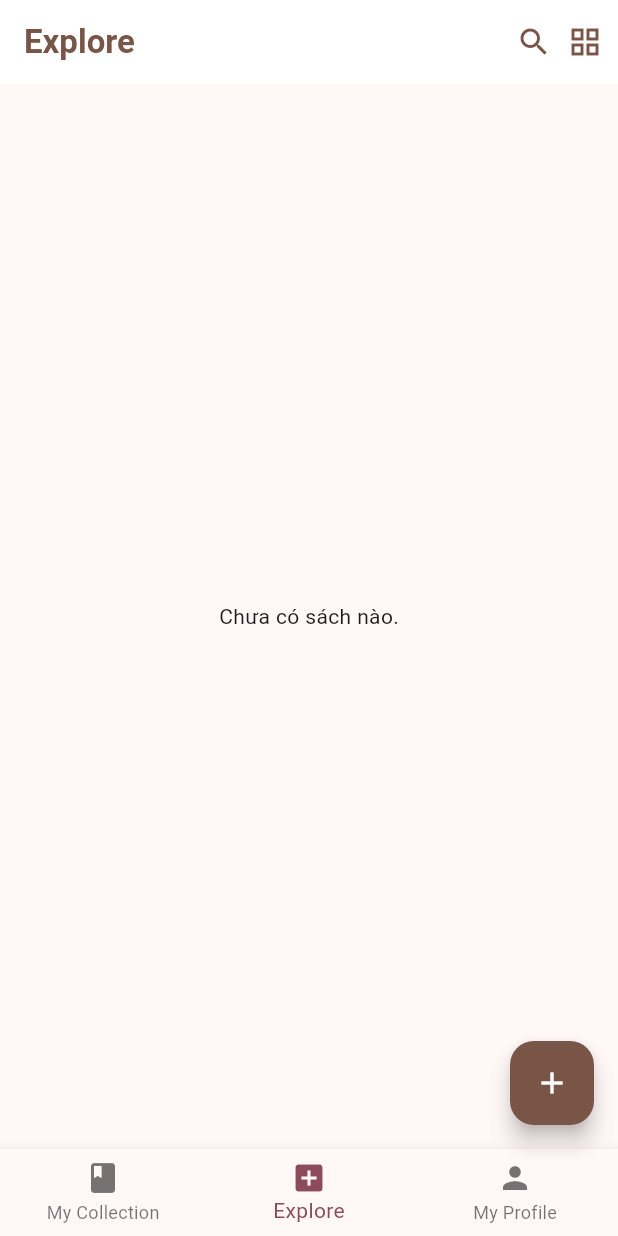
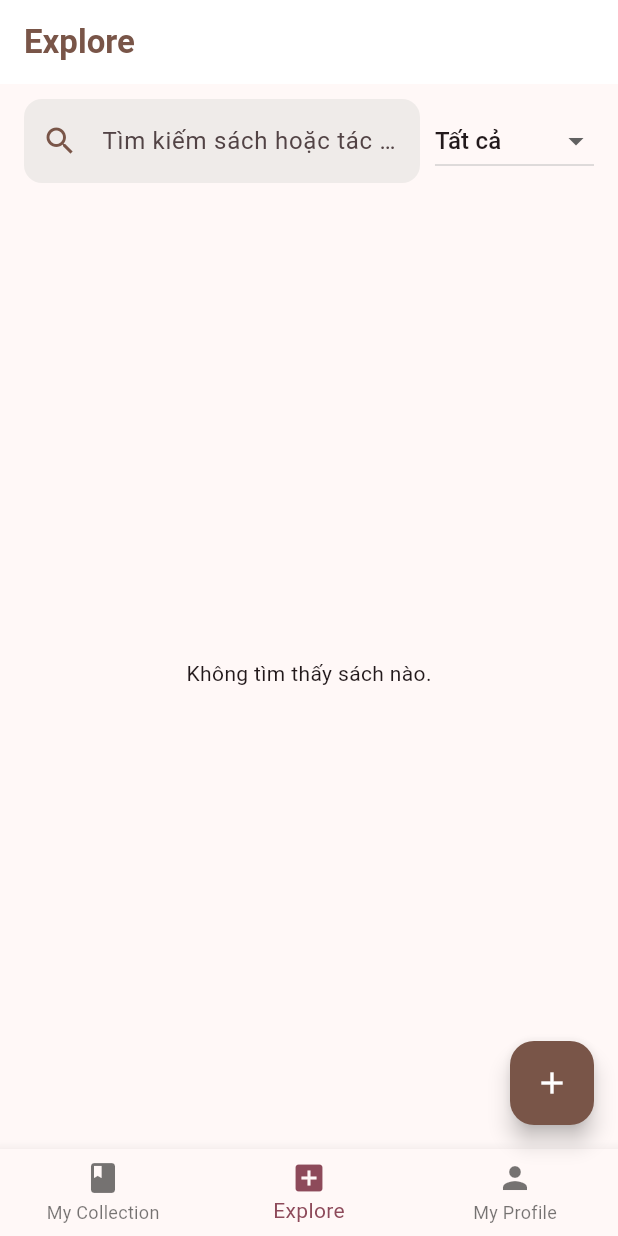
Before and after one commit to MinhVuong265/android_book_app, a Flutter app: the HomePage screen opened by its route, on a phone screen of 412 x 824 dp. Run offline on Flutter 3.47's test engine with Material 3 defaults, Android fonts, the light colour scheme and no system bars; our stand-ins replace cloud_firestore, equatable, firebase_auth, firebase_core, go_router; accounts and stored records are empty.

Commit message:
delete, tìm kiếm, lọc danh mục sách

```diff
--- a/lib/features/home/presentation/pages/home_page.dart
+++ b/lib/features/home/presentation/pages/home_page.dart
@@ -1,12 +1,29 @@
 import 'package:book_app/core/routing/app_routes.dart';
 import 'package:book_app/features/books/domain/entities/book_entity.dart';
 import 'package:book_app/features/books/presentation/pages/book_detail_sheet.dart';
+import 'package:cloud_firestore/cloud_firestore.dart';
 import 'package:flutter/material.dart';
-import 'package:cloud_firestore/cloud_firestore.dart';
 import 'package:go_router/go_router.dart';
 
-class HomePage extends StatelessWidget {
+class HomePage extends StatefulWidget {
   const HomePage({super.key});
+
+  @override
+  State<HomePage> createState() => _HomePageState();
+}
+
+class _HomePageState extends State<HomePage> {
+  final TextEditingController _searchController = TextEditingController();
+  String _selectedCategory = "Tất cả";
+
+  final List<String> _categories = [
+    "Tất cả",
+    "Tiểu thuyết",
+    "Kinh doanh",
+    "Tâm lý",
+    "Khoa học",
+    "Lịch sử",
+  ];
 
   @override
   Widget build(BuildContext context) {
@@ -23,92 +40,120 @@ class HomePage extends StatelessWidget {
         ),
         backgroundColor: Colors.white,
         elevation: 0,
-        actions: const [
-          Icon(Icons.search, color: Colors.brown),
-          SizedBox(width: 10),
-          Icon(Icons.grid_view, color: Colors.brown),
-          SizedBox(width: 10),
+      ),
+      body: Column(
+        children: [
+          // 🔍 Thanh tìm kiếm + Dropdown
+          Padding(
+            padding: const EdgeInsets.symmetric(horizontal: 16, vertical: 10),
+            child: Row(
+              children: [
+                Expanded(
+                  child: TextField(
+                    controller: _searchController,
+                    decoration: InputDecoration(
+                      hintText: 'Tìm kiếm sách hoặc tác giả...',
+                      prefixIcon: const Icon(Icons.search, color: Colors.brown),
+                      filled: true,
+                      fillColor: Colors.brown.shade50,
+                      border: OutlineInputBorder(
+                        borderRadius: BorderRadius.circular(12),
+                        borderSide: BorderSide.none,
+                      ),
+                    ),
+                    onChanged: (_) => setState(() {}),
+                  ),
+                ),
+                const SizedBox(width: 10),
+                DropdownButton<String>(
+                  value: _selectedCategory,
+                  items: _categories
+                      .map((cat) => DropdownMenuItem(
+                            value: cat,
+                            child: Text(cat),
+                          ))
+                      .toList(),
+                  onChanged: (value) {
+                    setState(() {
+                      _selectedCategory = value!;
+                    });
+                  },
+                ),
               ],
             ),
-      body: StreamBuilder<QuerySnapshot>(
+          ),
+
+          // 🔁 Dữ liệu sách
+          Expanded(
+            child: StreamBuilder<QuerySnapshot>(
               stream: booksRef.snapshots(),
               builder: (context, snapshot) {
-          // 🕒 Loading
                 if (snapshot.connectionState == ConnectionState.waiting) {
                   return const Center(child: CircularProgressIndicator());
                 }
 
-          // ❌ Lỗi
                 if (snapshot.hasError) {
                   return Center(child: Text('Lỗi: ${snapshot.error}'));
                 }
 
-          // ✅ Lấy danh sách
                 final books = snapshot.data?.docs ?? [];
 
-          if (books.isEmpty) {
-            return const Center(child: Text('Chưa có sách nào.'));
+                // ✅ Lọc dữ liệu theo từ khóa & danh mục
+                final filteredBooks = books.where((doc) {
+                  final data = doc.data() as Map<String, dynamic>;
+                  final title = (data["title"] ?? "").toString().toLowerCase();
+                  final author = (data["author"] ?? "").toString().toLowerCase();
+                  final category =
+                      (data["category"] ?? "Khác").toString().toLowerCase();
+
+                  final query = _searchController.text.toLowerCase();
+                  final matchQuery = title.contains(query) || author.contains(query);
+
+                  final matchCategory = _selectedCategory == "Tất cả" ||
+                      category == _selectedCategory.toLowerCase();
+
+                  return matchQuery && matchCategory;
+                }).toList();
+
+                if (filteredBooks.isEmpty) {
+                  return const Center(child: Text('Không tìm thấy sách nào.'));
                 }
 
                 return SingleChildScrollView(
                   padding: const EdgeInsets.symmetric(horizontal: 16),
-            child: Column(
-              crossAxisAlignment: CrossAxisAlignment.start,
-              children: [
-                const Text(
-                  "Top Pick for You",
-                  style: TextStyle(
-                    fontSize: 18,
-                    fontWeight: FontWeight.bold,
-                  ),
-                ),
-                const SizedBox(height: 10),
-                GridView.builder(
+                  child: GridView.builder(
                     shrinkWrap: true,
                     physics: const NeverScrollableScrollPhysics(),
-                  itemCount: books.length,
-                  gridDelegate: const SliverGridDelegateWithFixedCrossAxisCount(
+                    itemCount: filteredBooks.length,
+                    gridDelegate:
+                        const SliverGridDelegateWithFixedCrossAxisCount(
                       crossAxisCount: 2,
                       childAspectRatio: 0.63,
                       mainAxisSpacing: 16,
                       crossAxisSpacing: 16,
                     ),
                     itemBuilder: (context, index) {
-                    final data = books[index].data() as Map<String, dynamic>;
-
+                      final data = filteredBooks[index].data() as Map<String, dynamic>;
                       final title = data["title"] ?? "No title";
                       final author = data["author"] ?? "Unknown";
                       final rating = data["rating"] ?? 0.0;
-                    final image = data["image"] ?? "";
+                      final image = data["coverImageUrl"] ?? "images/image1.jpg";
 
                       return GestureDetector(
                         onTap: () {
-                        // Ví dụ: điều hướng đến trang đọc sách
-                      final data = books[index].data() as Map<String, dynamic>;
-
                           showModalBottomSheet(
                             context: context,
                             isScrollControlled: true,
                             shape: const RoundedRectangleBorder(
-                            borderRadius: BorderRadius.vertical(top: Radius.circular(20)),
+                              borderRadius:
+                                  BorderRadius.vertical(top: Radius.circular(20)),
                             ),
                             builder: (context) {
                               return BookDetailSheet(
                                 bookData: data,
-                              // isAdmin: true, // 👈 nếu bạn có biến phân quyền thì thay vào đây
+                                isAdmin: true, // Thay bằng biến phân quyền nếu có
                               );
                             },
-                        // context.push(
-                        //   AppRoutes.readBook,
-                        //   extra:  BookEntity(
-                        //     id : books[index].id,
-                        //     title: title,
-                        //     author: author,
-                        //     content : data["content"] ?? "",
-                        //     coverImageUrl: data["coverImageUrl"] ?? "",
-                        //     createdAt: DateTime.now(),
-                        //     updatedAt: DateTime.now(),
-                        //   )
                           );
                         },
                         child: Column(
@@ -127,21 +172,19 @@ class HomePage extends StatelessWidget {
                                       'images/image1.jpg',
                                       height: 300,
                                       width: 200,
-                                    fit: BoxFit.fill,
+                                      fit: BoxFit.cover,
                                     ),
                             ),
                             const SizedBox(height: 8),
                             Text(
                               title,
-                            style: const TextStyle(
-                              fontWeight: FontWeight.bold,
-                            ),
+                              maxLines: 1,
+                              overflow: TextOverflow.ellipsis,
+                              style: const TextStyle(fontWeight: FontWeight.bold),
                             ),
                             Text(
                               author,
-                            style: const TextStyle(
-                              color: Colors.grey,
-                            ),
+                              style: const TextStyle(color: Colors.grey),
                             ),
                             Row(
                               children: [
@@ -155,26 +198,21 @@ class HomePage extends StatelessWidget {
                       );
                     },
                   ),
-                const SizedBox(height: 20),
-                const Text(
-                  "People with similar interests also like",
-                  style: TextStyle(color: Colors.grey),
-                ),
-                const SizedBox(height: 80),
-              ],
-            ),
                 );
               },
+            ),
+          ),
+        ],
       ),
       floatingActionButton: FloatingActionButton(
         backgroundColor: Colors.brown,
         onPressed: () {
-          context.push(AppRoutes.addEditBook); // hoặc mở dialog thêm sách
+          context.push(AppRoutes.addEditBook);
         },
         child: const Icon(Icons.add, color: Colors.white),
       ),
       bottomNavigationBar: BottomNavigationBar(
-        currentIndex: 1, // Explore đang được chọn
+        currentIndex: 1,
         onTap: (index) {
           if (index == 0) context.go('/collection');
           if (index == 1) context.go('/explore');
```
Also changed, not shown: lib/features/books/presentation/pages/book_detail_sheet.dart (+63 -15 lines). Lines whose indentation alone changed are shown as unchanged.
